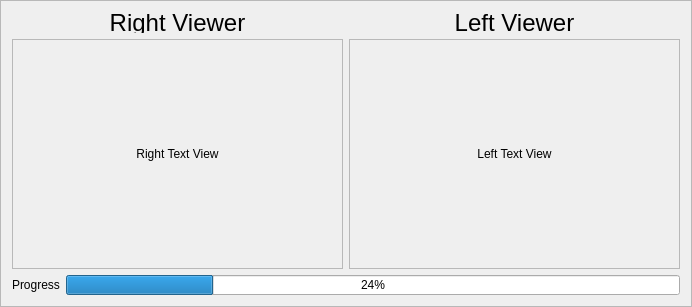
jameskyle/KExperiment, file UI/Forms/ViewerFrame.ui: the form before one commit.
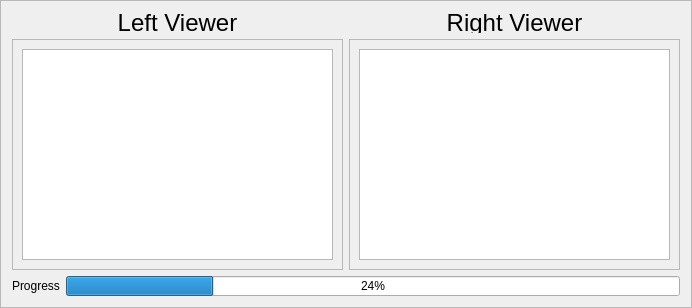
The form after the commit.

Commit message: Changed the view for the ViewerFrame.ui to a QGraphicsView.

Diff of the .ui file:
```diff
--- a/UI/Forms/ViewerFrame.ui
+++ b/UI/Forms/ViewerFrame.ui
@@ -7,7 +7,7 @@
     <x>0</x>
     <y>0</y>
     <width>692</width>
-    <height>307</height>
+    <height>308</height>
    </rect>
   </property>
   <property name="windowTitle">
@@ -27,7 +27,7 @@
        <item>
         <layout class="QVBoxLayout" name="verticalLayout_8">
          <item>
-          <widget class="QLabel" name="rightViewerLabel">
+          <widget class="QLabel" name="leftViewerLabel">
            <property name="sizePolicy">
             <sizepolicy hsizetype="Expanding" vsizetype="Preferred">
              <horstretch>0</horstretch>
@@ -46,7 +46,7 @@
             </font>
            </property>
            <property name="text">
-            <string>Right Viewer</string>
+            <string>Left Viewer</string>
            </property>
            <property name="alignment">
             <set>Qt::AlignCenter</set>
@@ -75,18 +75,15 @@
            </property>
            <layout class="QHBoxLayout" name="horizontalLayout_10">
             <item>
-             <widget class="QLabel" name="rightTextView">
-              <property name="sizePolicy">
-               <sizepolicy hsizetype="Expanding" vsizetype="Preferred">
-                <horstretch>0</horstretch>
-                <verstretch>0</verstretch>
-               </sizepolicy>
+             <widget class="QGraphicsView" name="leftGraphicsView">
+              <property name="enabled">
+               <bool>true</bool>
               </property>
-              <property name="text">
-               <string>Right Text View</string>
-              </property>
-              <property name="alignment">
-               <set>Qt::AlignCenter</set>
+              <property name="baseSize">
+               <size>
+                <width>200</width>
+                <height>150</height>
+               </size>
               </property>
              </widget>
             </item>
@@ -98,7 +95,7 @@
        <item>
         <layout class="QVBoxLayout" name="verticalLayout_9">
          <item>
-          <widget class="QLabel" name="leftViewerLabel">
+          <widget class="QLabel" name="rightViewerLabel">
            <property name="sizePolicy">
             <sizepolicy hsizetype="Expanding" vsizetype="Preferred">
              <horstretch>0</horstretch>
@@ -117,7 +114,7 @@
             </font>
            </property>
            <property name="text">
-            <string>Left Viewer</string>
+            <string>Right Viewer</string>
            </property>
            <property name="scaledContents">
             <bool>false</bool>
@@ -149,20 +146,7 @@
            </property>
            <layout class="QHBoxLayout" name="horizontalLayout_8">
             <item>
-             <widget class="QLabel" name="leftTextView">
-              <property name="sizePolicy">
-               <sizepolicy hsizetype="Expanding" vsizetype="Preferred">
-                <horstretch>0</horstretch>
-                <verstretch>0</verstretch>
-               </sizepolicy>
-              </property>
-              <property name="text">
-               <string>Left Text View</string>
-              </property>
-              <property name="alignment">
-               <set>Qt::AlignCenter</set>
-              </property>
-             </widget>
+             <widget class="QGraphicsView" name="rightGraphicsView"/>
             </item>
            </layout>
           </widget>
```
The commit also changes 1 other file.
